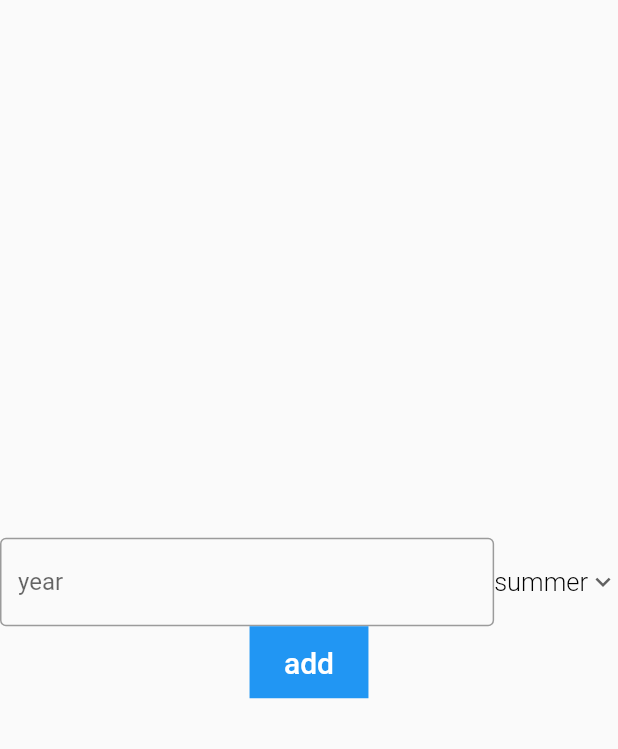
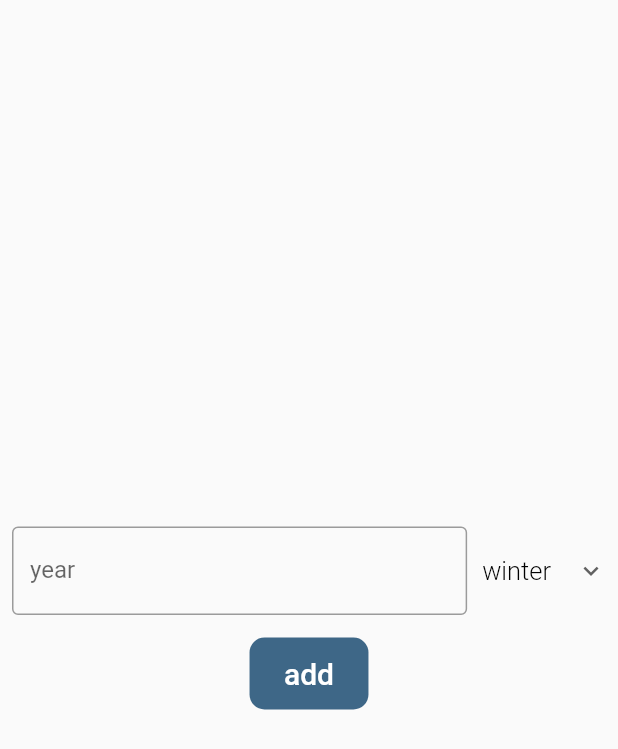
Before and after one commit to AhmedAbdoElhawary/scouts_systems_project, a Flutter app: the AddYear screen opened directly, on a phone screen of 412 x 824 dp. Shown: the top 749 px of the screen. Run offline on Flutter 3.47's test engine with Material 2 defaults, Android fonts, the phone set to English and light mode, and no system bars; our stand-ins replace cloud_firestore, firebase_auth, firebase_core, fluttertoast, random_string; accounts and stored records are empty.

Commit message:
extract some widget

```diff
--- a/lib/view/seasons/addYear.dart
+++ b/lib/view/seasons/addYear.dart
@@ -1,7 +1,9 @@
 import 'package:flutter/cupertino.dart';
 import 'package:flutter/material.dart';
 import 'package:flutter/rendering.dart';
+import 'package:scouts_system/common%20UI/showToast.dart';
 import 'package:scouts_system/model/add%20data%20firestore/addFirestoreSeasons.dart';
+import 'package:scouts_system/common%20UI/CustomWidgetMethods.dart';
 
 class AddYear extends StatefulWidget {
   @override
@@ -13,12 +15,14 @@ class _AddYearState extends State<AddYear> {
 
   List<String> seasonsList = ["winter", "summer", "autumn", "spring"];
 
-  String seasonSelected = "summer";
+  String seasonSelected = "winter";
 
   @override
   Widget build(BuildContext context) {
     return Scaffold(
       body: SafeArea(
+        child: Padding(
+          padding: const EdgeInsets.all(8.0),
           child: Column(
             crossAxisAlignment: CrossAxisAlignment.center,
             mainAxisAlignment: MainAxisAlignment.center,
@@ -33,15 +37,18 @@ class _AddYearState extends State<AddYear> {
                     ),
                   ),
                 ),
+                SizedBox(width: 10),
                 DropdownButtonHideUnderline(
                   child: DropdownButton<String>(
-                  value:seasonSelected,
+                    value: seasonSelected,
                     isExpanded: false,
                     icon: const Icon(Icons.keyboard_arrow_down_outlined),
                     iconSize: 20,
                     elevation: 16,
                     style: const TextStyle(
-                      color: Colors.black, fontSize: 17, fontWeight: FontWeight.w300),
+                        color: Colors.black,
+                        fontSize: 17,
+                        fontWeight: FontWeight.w300),
                     onChanged: (n) {
                       setState(() {
                         seasonSelected = n!;
@@ -51,27 +58,38 @@ class _AddYearState extends State<AddYear> {
                   ),
                 ),
               ]),
-            Container(
-              color: Colors.blue,
+              SizedBox(height: 15),
+              buildAddTextButton(context)
+            ],
+          ),
+        ),
+      ),
+    );
+  }
+
+  Container buildAddTextButton(BuildContext context) {
+    return Container(
+      decoration: BoxDecoration(
+          color: customColor(), borderRadius: BorderRadius.circular(10)),
       child: TextButton(
-                  onPressed:(){
+          onPressed: () {
             WidgetsBinding.instance!.addPostFrameCallback((_) {
               if (_controller.text != "") {
-                        addFirestoreSeasons().addDataFirestoreSeasons(year:_controller.text ,season:seasonSelected );
+                addFirestoreSeasons().addDataFirestoreSeasons(
+                    year: _controller.text, season: seasonSelected);
+                Navigator.pop(context);
+              } else {
+                ToastShow().showRedToast("Write something !");
               }
-                        Navigator.pop(context);
             });
           },
           child: Text(
             "   add   ",
             style: TextStyle(fontSize: 20, color: Colors.white),
           )),
-            )
-          ],
-        ),
-      ),
     );
   }
+
   Iterable<DropdownMenuItem<String>> buildListMap(List<String> list) {
     return list.map<DropdownMenuItem<String>>((String value) {
       return DropdownMenuItem<String>(
```
Lines whose indentation alone changed are shown as unchanged.
